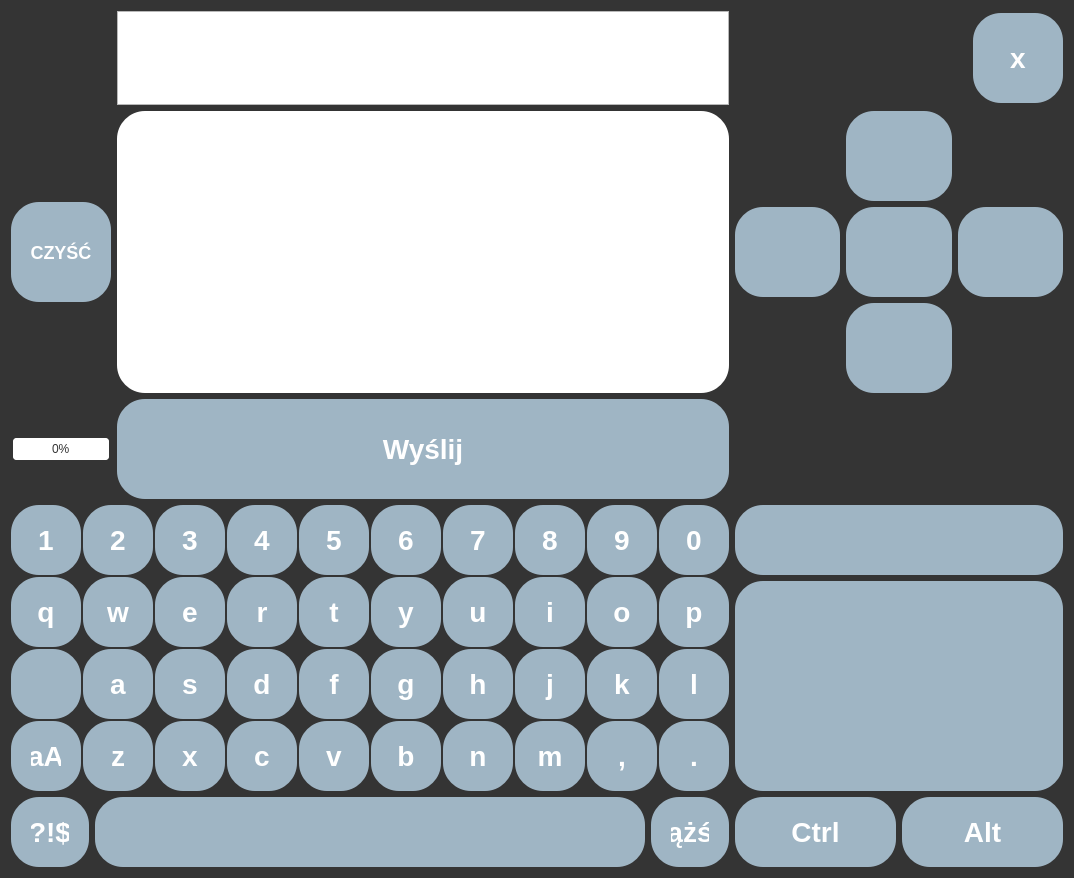
Before: the Qt Designer form keyboard/mainwindow.ui in elimamos/Batchelors-thesis-code, drawn with Qt 5.
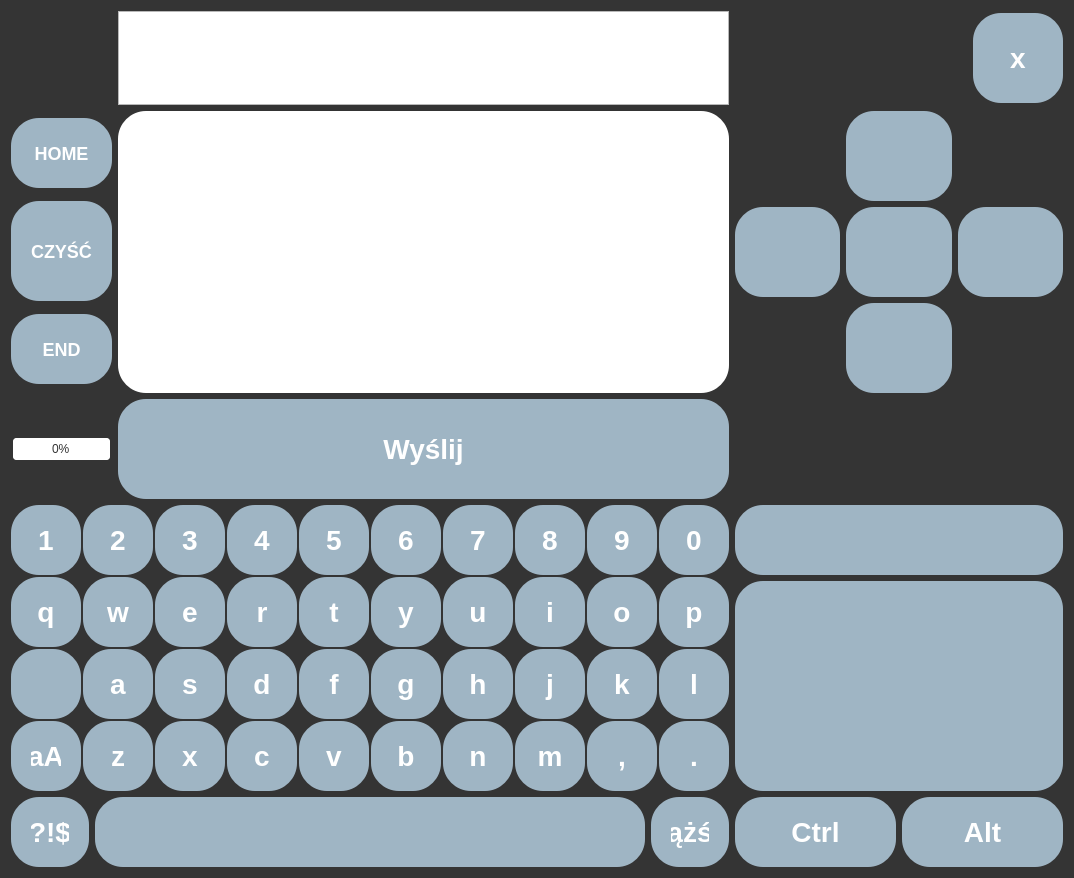
After: the same form once the commit is applied. Icons and pictures are not drawn. Custom widgets are drawn as their Qt base class.

Commit message: Additional buttons handled - cursor ect.

Diff of the .ui file:
```diff
--- a/keyboard/mainwindow.ui
+++ b/keyboard/mainwindow.ui
@@ -478,6 +478,14 @@
 QPushButton#clear {
   font-size: 18px;
 }
+QPushButton#home {
+  font-size: 18px;
+}
+QPushButton#end {
+  font-size: 18px;
+}
+
+
 
 
 QPushButton:hover{
@@ -1707,28 +1715,6 @@
       </property>
      </spacer>
     </item>
-    <item row="1" column="0">
-     <widget class="QPushButton" name="clear">
-      <property name="sizePolicy">
-       <sizepolicy hsizetype="Preferred" vsizetype="Fixed">
-        <horstretch>1</horstretch>
-        <verstretch>1</verstretch>
-       </sizepolicy>
-      </property>
-      <property name="minimumSize">
-       <size>
-        <width>100</width>
-        <height>100</height>
-       </size>
-      </property>
-      <property name="text">
-       <string>CZYŚĆ</string>
-      </property>
-      <property name="default">
-       <bool>false</bool>
-      </property>
-     </widget>
-    </item>
     <item row="6" column="0" colspan="2">
      <layout class="QHBoxLayout" name="horizontalLayout_3">
       <item>
@@ -1935,6 +1921,73 @@
       </property>
      </widget>
     </item>
+    <item row="1" column="0">
+     <layout class="QVBoxLayout" name="verticalLayout">
+      <property name="rightMargin">
+       <number>0</number>
+      </property>
+      <item>
+       <widget class="ButtonOperator" name="home">
+        <property name="sizePolicy">
+         <sizepolicy hsizetype="Minimum" vsizetype="Fixed">
+          <horstretch>1</horstretch>
+          <verstretch>1</verstretch>
+         </sizepolicy>
+        </property>
+        <property name="minimumSize">
+         <size>
+          <width>70</width>
+          <height>70</height>
+         </size>
+        </property>
+        <property name="text">
+         <string>HOME</string>
+        </property>
+       </widget>
+      </item>
+      <item>
+       <widget class="ButtonOperator" name="clear">
+        <property name="sizePolicy">
+         <sizepolicy hsizetype="Preferred" vsizetype="Fixed">
+          <horstretch>1</horstretch>
+          <verstretch>1</verstretch>
+         </sizepolicy>
+        </property>
+        <property name="minimumSize">
+         <size>
+          <width>100</width>
+          <height>100</height>
+         </size>
+        </property>
+        <property name="text">
+         <string>CZYŚĆ</string>
+        </property>
+        <property name="default">
+         <bool>false</bool>
+        </property>
+       </widget>
+      </item>
+      <item>
+       <widget class="ButtonOperator" name="end">
+        <property name="sizePolicy">
+         <sizepolicy hsizetype="Minimum" vsizetype="Fixed">
+          <horstretch>1</horstretch>
+          <verstretch>1</verstretch>
+         </sizepolicy>
+        </property>
+        <property name="minimumSize">
+         <size>
+          <width>70</width>
+          <height>70</height>
+         </size>
+        </property>
+        <property name="text">
+         <string>END</string>
+        </property>
+       </widget>
+      </item>
+     </layout>
+    </item>
    </layout>
   </widget>
  </widget>
```
Left out of the diff: 36 changed lines with no effect on the pictures. The commit also changes 4 other files.
